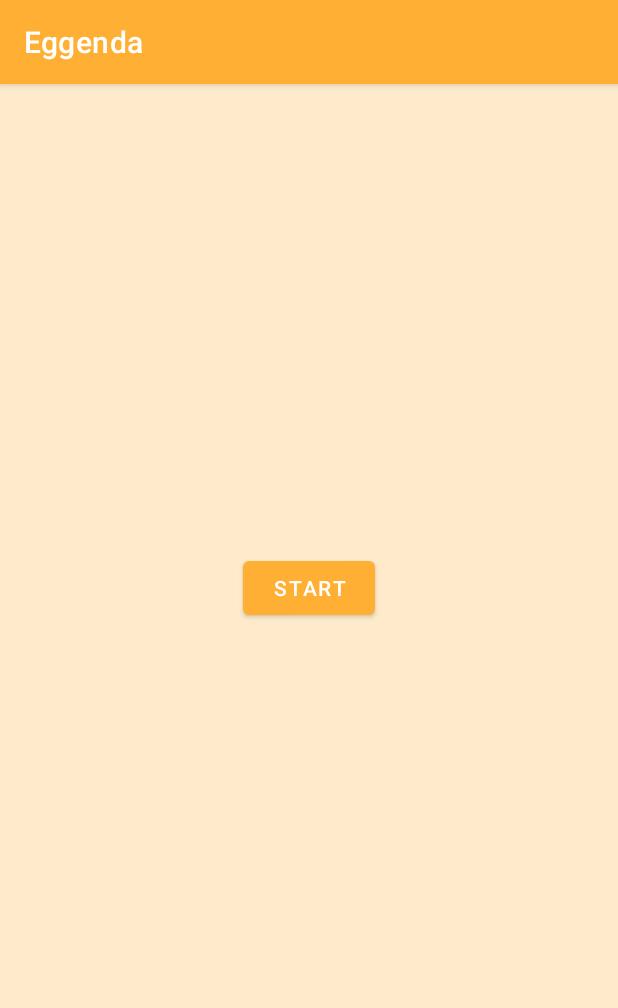
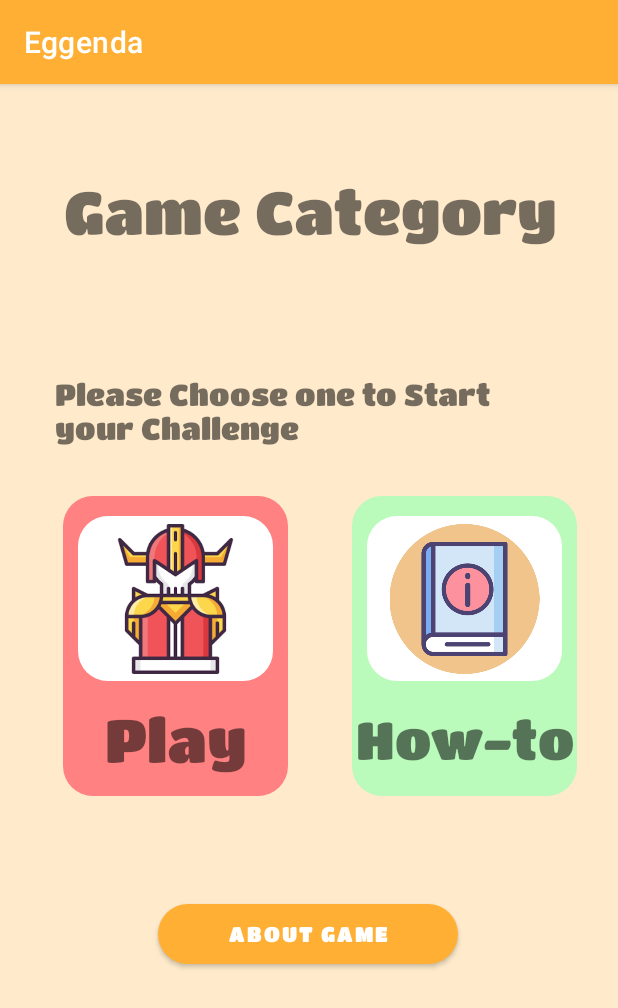
Before and after one commit to mellli1231/Eggenda, an Android app: the fragment GameFragment shown on its own in the app's theme, on a phone screen of 412 x 824 dp. Shown: the top 1008 px of the screen. Run offline under Robolectric (Android 15) with nearby library versions, the phone set to English and light mode, and no system bars.

Commit message:
game fragment page done

```diff
--- a/app/src/main/java/com/example/eggenda/ui/game/GameFragment.kt
+++ b/app/src/main/java/com/example/eggenda/ui/game/GameFragment.kt
@@ -7,6 +7,7 @@ import android.view.View
 import android.view.ViewGroup
 import android.widget.Button
 import android.widget.TextView
+import androidx.constraintlayout.widget.ConstraintLayout
 import androidx.fragment.app.Fragment
 import androidx.lifecycle.ViewModelProvider
 import com.example.eggenda.R
@@ -19,7 +20,9 @@ import com.example.eggenda.ui.gallery.GalleryViewModel
 class GameFragment : Fragment(R.layout.fragment_game) {
 
     private var _binding: FragmentGameBinding? = null
-    private lateinit var gameStartButton: Button
+    private lateinit var gameInfo: Button
+    private lateinit var gameItem : ConstraintLayout
+    private lateinit var tutorialItem : ConstraintLayout
 
     // This property is only valid between onCreateView and
     // onDestroyView.
@@ -34,14 +37,25 @@ class GameFragment : Fragment(R.layout.fragment_game) {
         _binding = FragmentGameBinding.inflate(inflater, container, false)
         val root: View = binding.root
 
+        gameItem = root.findViewById(R.id.game_frag_fight_conlay)
+        tutorialItem = root.findViewById(R.id.game_frag_tutorial_conlay)
 
-        //set the game button to the choose character acitivity
-//        val gameStartButton: Button = view?.findViewById(R.id.game_start_frag_btn) ?:
-        binding.gameStartFragBtn.setOnClickListener {
+        //game item goes to game page
+        gameItem.setOnClickListener {
             //use intent to goto another activity
             val intent = Intent(requireContext(),GameMonsterChooseMainActivity::class.java )
             startActivity(intent)
         }
+
+        //tutorial item goes to tutorial class
+        tutorialItem.setOnClickListener {
+        }
+
+
+        //About this game or it does not needed
+
+
+
         return root
     }
 
--- a/app/src/main/res/layout/fragment_game.xml
+++ b/app/src/main/res/layout/fragment_game.xml
@@ -7,189 +7,188 @@
     android:background="@color/yellow"
     tools:context=".ui.game.GameFragment">
 
-<!--    <TextView-->
-<!--        android:id="@+id/game_fragment_title"-->
+    <TextView
+        android:id="@+id/game_fragment_title"
+        android:layout_width="wrap_content"
+        android:layout_height="wrap_content"
+        android:fontFamily="@font/titan_one"
+        android:text="Game Category"
+        android:textSize="40dp"
+        app:layout_constraintBottom_toTopOf="@+id/gameFrag_titleHorLine"
+        app:layout_constraintEnd_toStartOf="@+id/gameFrag_verLine"
+        app:layout_constraintHorizontal_bias="0.503"
+        app:layout_constraintStart_toStartOf="@+id/gameFrag_verLine"
+        app:layout_constraintTop_toTopOf="@+id/gameFrag_titleHorLine"
+        app:layout_constraintVertical_bias="1.0" />
+
+
+    <TextView
+        android:id="@+id/game_fragment_description"
+        android:layout_width="350dp"
+        android:layout_height="wrap_content"
+        android:layout_marginTop="32dp"
+        android:fontFamily="@font/titan_one"
+        android:padding="5dp"
+        android:text="Please Choose one to Start your Challenge"
+        android:textSize="20dp"
+        app:layout_constraintBottom_toTopOf="@+id/itemHorLine"
+        app:layout_constraintEnd_toEndOf="parent"
+        app:layout_constraintStart_toStartOf="parent"
+        app:layout_constraintTop_toBottomOf="@+id/game_fragment_title"
+        app:layout_constraintVertical_bias="0.28" />
+
+    <androidx.constraintlayout.widget.ConstraintLayout
+        android:id="@+id/game_frag_fight_conlay"
+        android:layout_width="150dp"
+        android:layout_height="200dp"
+        android:background="@drawable/game_menu_dialog_btn_chossen"
+        android:focusable="true"
+        app:layout_constraintBottom_toTopOf="@+id/itemHorLine"
+        app:layout_constraintEnd_toStartOf="@+id/gameFrag_verLine"
+        app:layout_constraintHorizontal_bias="0.736"
+        app:layout_constraintStart_toStartOf="parent"
+        app:layout_constraintTop_toTopOf="@+id/itemHorLine"
+        android:clickable="true"
+        app:layout_constraintVertical_bias="0.485">
+
+
+        <androidx.constraintlayout.widget.ConstraintLayout
+            android:id="@+id/photo_constrain_layout"
+            android:layout_width="130dp"
+            android:layout_height="110dp"
+            android:background="@drawable/monster_status_bg"
+            app:layout_constraintBottom_toBottomOf="parent"
+            app:layout_constraintEnd_toEndOf="parent"
+            app:layout_constraintStart_toStartOf="parent"
+            app:layout_constraintTop_toTopOf="parent"
+            app:layout_constraintVertical_bias="0.145">
+
+            <ImageView
+                android:layout_width="match_parent"
+                android:layout_height="100dp"
+                android:src="@drawable/game_monster_icon"
+                app:layout_constraintBottom_toBottomOf="parent"
+                app:layout_constraintEnd_toEndOf="parent"
+                app:layout_constraintStart_toStartOf="parent"
+                app:layout_constraintTop_toTopOf="parent" />
+        </androidx.constraintlayout.widget.ConstraintLayout>
+
+
+        <TextView
+            android:layout_width="wrap_content"
+            android:layout_height="wrap_content"
+            android:fontFamily="@font/titan_one"
+            android:text="Play"
+            android:textSize="40dp"
+            app:layout_constraintBottom_toBottomOf="parent"
+            app:layout_constraintEnd_toEndOf="parent"
+            app:layout_constraintStart_toStartOf="parent"
+            app:layout_constraintTop_toBottomOf="@+id/photo_constrain_layout" />
+
+    </androidx.constraintlayout.widget.ConstraintLayout>
+
+    <androidx.constraintlayout.widget.ConstraintLayout
+        android:id="@+id/game_frag_tutorial_conlay"
+        android:layout_width="150dp"
+        android:layout_height="200dp"
+        android:background="@drawable/game_menu_dialog_button_norm"
+        android:clickable="true"
+        android:focusable="true"
+        app:layout_constraintBottom_toTopOf="@+id/itemHorLine"
+        app:layout_constraintEnd_toEndOf="parent"
+        app:layout_constraintStart_toStartOf="@+id/gameFrag_verLine"
+        app:layout_constraintTop_toTopOf="@+id/itemHorLine">
+
+
+        <androidx.constraintlayout.widget.ConstraintLayout
+            android:id="@+id/tutorial_constrain_layout"
+            android:layout_width="130dp"
+            android:layout_height="110dp"
+            android:background="@drawable/monster_status_bg"
+            app:layout_constraintBottom_toBottomOf="parent"
+            app:layout_constraintEnd_toEndOf="parent"
+            app:layout_constraintStart_toStartOf="parent"
+            app:layout_constraintTop_toTopOf="parent"
+            app:layout_constraintVertical_bias="0.145">
+
+            <ImageView
+                android:layout_width="match_parent"
+                android:layout_height="100dp"
+                android:src="@drawable/game_tutorial_icon"
+                app:layout_constraintBottom_toBottomOf="parent"
+                app:layout_constraintEnd_toEndOf="parent"
+                app:layout_constraintStart_toStartOf="parent"
+                app:layout_constraintTop_toTopOf="parent" />
+        </androidx.constraintlayout.widget.ConstraintLayout>
+
+
+        <TextView
+            android:layout_width="wrap_content"
+            android:layout_height="wrap_content"
+            android:fontFamily="@font/titan_one"
+            android:text="How-to"
+            android:textSize="35sp"
+            app:layout_constraintBottom_toBottomOf="parent"
+            app:layout_constraintEnd_toEndOf="parent"
+            app:layout_constraintStart_toStartOf="parent"
+            app:layout_constraintTop_toBottomOf="@+id/tutorial_constrain_layout" />
+
+    </androidx.constraintlayout.widget.ConstraintLayout>
+
+
+    <Button
+        android:id="@+id/game_fragment_info_btn"
+        android:layout_width="200dp"
+        android:layout_height="40dp"
+        android:layout_marginTop="172dp"
+        android:background="@drawable/game_start_button"
+        android:fontFamily="@font/titan_one"
+        android:text="About Game"
+        app:layout_constraintBottom_toBottomOf="parent"
+        app:layout_constraintEnd_toEndOf="parent"
+        app:layout_constraintHorizontal_bias="0.497"
+        app:layout_constraintStart_toStartOf="parent"
+        app:layout_constraintTop_toTopOf="@+id/itemHorLine"
+        app:layout_constraintVertical_bias="0.0" />
+
+    <androidx.constraintlayout.widget.Guideline
+        android:id="@+id/gameFrag_verLine"
+        android:layout_width="wrap_content"
+        android:layout_height="wrap_content"
+        android:orientation="vertical"
+        app:layout_constraintGuide_begin="207dp" />
+
+    <androidx.constraintlayout.widget.Guideline
+        android:id="@+id/gameFrag_titleHorLine"
+        android:layout_width="wrap_content"
+        android:layout_height="wrap_content"
+        android:orientation="horizontal"
+        app:layout_constraintGuide_begin="85dp" />
+
+    <androidx.constraintlayout.widget.Guideline
+        android:id="@+id/itemHorLine"
+        android:layout_width="wrap_content"
+        android:layout_height="wrap_content"
+        android:orientation="horizontal"
+        app:layout_constraintGuide_begin="375dp" />
+
+
+<!--        <Button-->
+<!--        android:id="@+id/game_start_frag_btn"-->
 <!--        android:layout_width="wrap_content"-->
 <!--        android:layout_height="wrap_content"-->
-<!--        android:fontFamily="@font/titan_one"-->
-<!--        android:text="Game Category"-->
-<!--        android:textSize="40dp"-->
-<!--        app:layout_constraintBottom_toTopOf="@+id/gameFrag_titleHorLine"-->
-<!--        app:layout_constraintEnd_toStartOf="@+id/gameFrag_verLine"-->
-<!--        app:layout_constraintHorizontal_bias="0.503"-->
-<!--        app:layout_constraintStart_toStartOf="@+id/gameFrag_verLine"-->
-<!--        app:layout_constraintTop_toTopOf="@+id/gameFrag_titleHorLine"-->
-<!--        app:layout_constraintVertical_bias="1.0" />-->
-
-
-<!--    <TextView-->
-<!--        android:id="@+id/game_fragment_description"-->
-<!--        android:layout_width="350dp"-->
-<!--        android:layout_height="wrap_content"-->
-<!--        android:layout_marginTop="32dp"-->
-<!--        android:fontFamily="@font/titan_one"-->
-<!--        android:padding="5dp"-->
-<!--        android:text="Please Choose one to Start your Challenge"-->
-<!--        android:textSize="20dp"-->
-<!--        app:layout_constraintBottom_toTopOf="@+id/itemHorLine"-->
+<!--        android:text="@string/game_start"-->
+<!--        app:layout_constraintBottom_toTopOf="@+id/guideline5"-->
 <!--        app:layout_constraintEnd_toEndOf="parent"-->
 <!--        app:layout_constraintStart_toStartOf="parent"-->
-<!--        app:layout_constraintTop_toBottomOf="@+id/game_fragment_title"-->
-<!--        app:layout_constraintVertical_bias="0.28" />-->
-
-<!--    <androidx.constraintlayout.widget.ConstraintLayout-->
-<!--        android:id="@+id/game_frag_fight_conlay"-->
-<!--        android:layout_width="150dp"-->
-<!--        android:layout_height="200dp"-->
-<!--        android:background="@drawable/game_menu_dialog_btn_chossen"-->
-<!--        android:focusable="true"-->
-<!--        app:layout_constraintBottom_toTopOf="@+id/itemHorLine"-->
-<!--        app:layout_constraintEnd_toStartOf="@+id/gameFrag_verLine"-->
-<!--        app:layout_constraintHorizontal_bias="0.736"-->
-<!--        app:layout_constraintStart_toStartOf="parent"-->
-<!--        app:layout_constraintTop_toTopOf="@+id/itemHorLine"-->
-<!--        android:clickable="true"-->
-<!--        app:layout_constraintVertical_bias="0.485">-->
-
-
-<!--        <androidx.constraintlayout.widget.ConstraintLayout-->
-<!--            android:id="@+id/photo_constrain_layout"-->
-<!--            android:layout_width="130dp"-->
-<!--            android:layout_height="110dp"-->
-<!--            android:background="@drawable/monster_status_bg"-->
-<!--            app:layout_constraintBottom_toBottomOf="parent"-->
-<!--            app:layout_constraintEnd_toEndOf="parent"-->
-<!--            app:layout_constraintStart_toStartOf="parent"-->
-<!--            app:layout_constraintTop_toTopOf="parent"-->
-<!--            app:layout_constraintVertical_bias="0.145">-->
-
-<!--            <ImageView-->
-<!--                android:layout_width="match_parent"-->
-<!--                android:layout_height="100dp"-->
-<!--                android:src="@drawable/game_monster_icon"-->
-<!--                app:layout_constraintBottom_toBottomOf="parent"-->
-<!--                app:layout_constraintEnd_toEndOf="parent"-->
-<!--                app:layout_constraintStart_toStartOf="parent"-->
-<!--                app:layout_constraintTop_toTopOf="parent" />-->
-<!--        </androidx.constraintlayout.widget.ConstraintLayout>-->
-
-
-<!--        <TextView-->
-<!--            android:layout_width="wrap_content"-->
-<!--            android:layout_height="wrap_content"-->
-<!--            android:fontFamily="@font/titan_one"-->
-<!--            android:text="Play"-->
-<!--            android:textSize="40dp"-->
-<!--            app:layout_constraintBottom_toBottomOf="parent"-->
-<!--            app:layout_constraintEnd_toEndOf="parent"-->
-<!--            app:layout_constraintStart_toStartOf="parent"-->
-<!--            app:layout_constraintTop_toBottomOf="@+id/photo_constrain_layout" />-->
-
-<!--    </androidx.constraintlayout.widget.ConstraintLayout>-->
-
-<!--    <androidx.constraintlayout.widget.ConstraintLayout-->
-<!--        android:id="@+id/game_frag_tutorial_conlay"-->
-<!--        android:layout_width="150dp"-->
-<!--        android:layout_height="200dp"-->
-<!--        android:background="@drawable/game_menu_dialog_button_norm"-->
-<!--        android:clickable="true"-->
-<!--        android:focusable="true"-->
-<!--        app:layout_constraintBottom_toTopOf="@+id/itemHorLine"-->
-<!--        app:layout_constraintEnd_toEndOf="parent"-->
-<!--        app:layout_constraintStart_toStartOf="@+id/gameFrag_verLine"-->
-<!--        app:layout_constraintTop_toTopOf="@+id/itemHorLine">-->
-
-
-<!--        <androidx.constraintlayout.widget.ConstraintLayout-->
-<!--            android:id="@+id/tutorial_constrain_layout"-->
-<!--            android:layout_width="130dp"-->
-<!--            android:layout_height="110dp"-->
-<!--            android:background="@drawable/monster_status_bg"-->
-<!--            app:layout_constraintBottom_toBottomOf="parent"-->
-<!--            app:layout_constraintEnd_toEndOf="parent"-->
-<!--            app:layout_constraintStart_toStartOf="parent"-->
-<!--            app:layout_constraintTop_toTopOf="parent"-->
-<!--            app:layout_constraintVertical_bias="0.145">-->
-
-<!--            <ImageView-->
-<!--                android:layout_width="match_parent"-->
-<!--                android:layout_height="100dp"-->
-<!--                android:src="@drawable/game_tutorial_icon"-->
-<!--                app:layout_constraintBottom_toBottomOf="parent"-->
-<!--                app:layout_constraintEnd_toEndOf="parent"-->
-<!--                app:layout_constraintStart_toStartOf="parent"-->
-<!--                app:layout_constraintTop_toTopOf="parent" />-->
-<!--        </androidx.constraintlayout.widget.ConstraintLayout>-->
-
-
-<!--        <TextView-->
-<!--            android:layout_width="wrap_content"-->
-<!--            android:layout_height="wrap_content"-->
-<!--            android:fontFamily="@font/titan_one"-->
-<!--            android:text="How-to"-->
-<!--            android:textSize="35sp"-->
-<!--            app:layout_constraintBottom_toBottomOf="parent"-->
-<!--            app:layout_constraintEnd_toEndOf="parent"-->
-<!--            app:layout_constraintStart_toStartOf="parent"-->
-<!--            app:layout_constraintTop_toBottomOf="@+id/tutorial_constrain_layout" />-->
-
-<!--    </androidx.constraintlayout.widget.ConstraintLayout>-->
-
-<!--    <Button-->
-<!--        android:id="@+id/game_fragment_info_btn"-->
-<!--        android:layout_width="105dp"-->
-<!--        android:layout_height="40dp"-->
-<!--        android:layout_marginBottom="16dp"-->
-<!--        android:background="@drawable/game_start_button"-->
-<!--        android:enabled="false"-->
-<!--        android:fontFamily="monospace"-->
-<!--        android:text="START"-->
-<!--        app:layout_constraintBottom_toBottomOf="parent"-->
-<!--        app:layout_constraintEnd_toEndOf="parent"-->
-<!--        app:layout_constraintHorizontal_bias="0.498"-->
-<!--        app:layout_constraintStart_toStartOf="parent"-->
-<!--        app:layout_constraintTop_toBottomOf="@+id/constraintLayout4"-->
-<!--        app:layout_constraintVertical_bias="1.0" />-->
-
+<!--        app:layout_constraintTop_toTopOf="@+id/guideline5" />-->
 
 <!--    <androidx.constraintlayout.widget.Guideline-->
-<!--        android:id="@+id/gameFrag_verLine"-->
-<!--        android:layout_width="wrap_content"-->
-<!--        android:layout_height="wrap_content"-->
-<!--        android:orientation="vertical"-->
-<!--        app:layout_constraintGuide_begin="207dp" />-->
-
-<!--    <androidx.constraintlayout.widget.Guideline-->
-<!--        android:id="@+id/gameFrag_titleHorLine"-->
+<!--        android:id="@+id/guideline5"-->
 <!--        android:layout_width="wrap_content"-->
 <!--        android:layout_height="wrap_content"-->
 <!--        android:orientation="horizontal"-->
-<!--        app:layout_constraintGuide_begin="85dp" />-->
-
-<!--    <androidx.constraintlayout.widget.Guideline-->
-<!--        android:id="@+id/itemHorLine"-->
-<!--        android:layout_width="wrap_content"-->
-<!--        android:layout_height="wrap_content"-->
-<!--        android:orientation="horizontal"-->
-<!--        app:layout_constraintGuide_begin="375dp" />-->
-
-
-        <Button
-        android:id="@+id/game_start_frag_btn"
-        android:layout_width="wrap_content"
-        android:layout_height="wrap_content"
-        android:text="@string/game_start"
-        app:layout_constraintBottom_toTopOf="@+id/guideline5"
-        app:layout_constraintEnd_toEndOf="parent"
-        app:layout_constraintStart_toStartOf="parent"
-        app:layout_constraintTop_toTopOf="@+id/guideline5" />
-
-    <androidx.constraintlayout.widget.Guideline
-        android:id="@+id/guideline5"
-        android:layout_width="wrap_content"
-        android:layout_height="wrap_content"
-        android:orientation="horizontal"
-        app:layout_constraintGuide_begin="336dp" />
+<!--        app:layout_constraintGuide_begin="336dp" />-->
 
 
 </androidx.constraintlayout.widget.ConstraintLayout>
```
